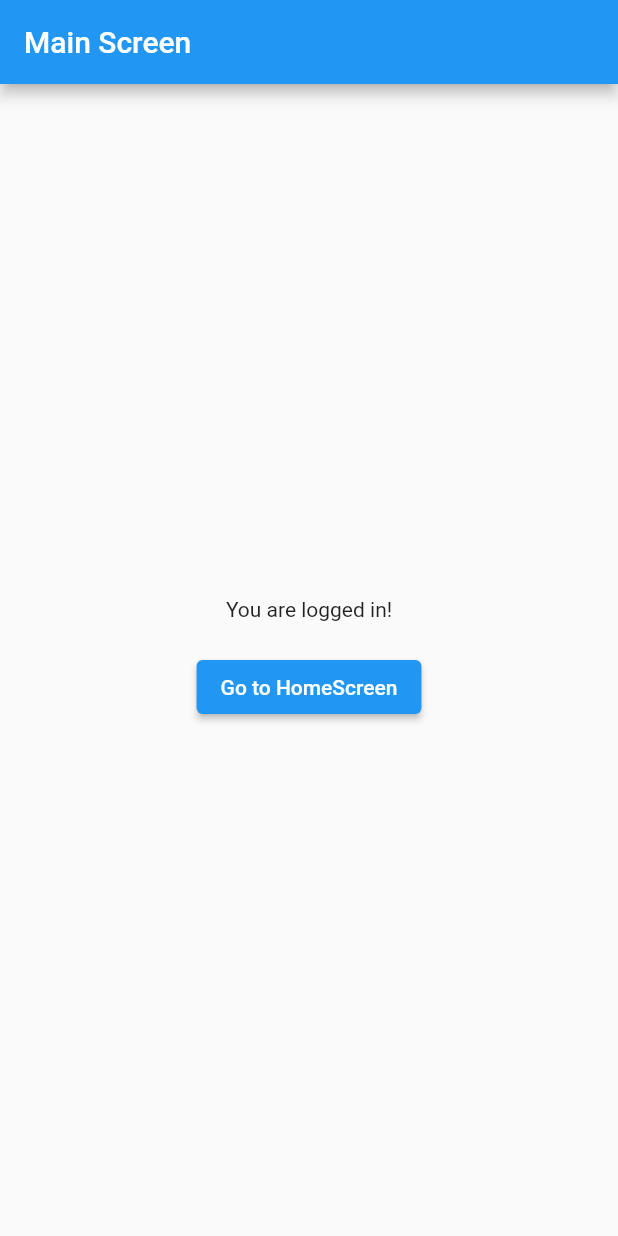
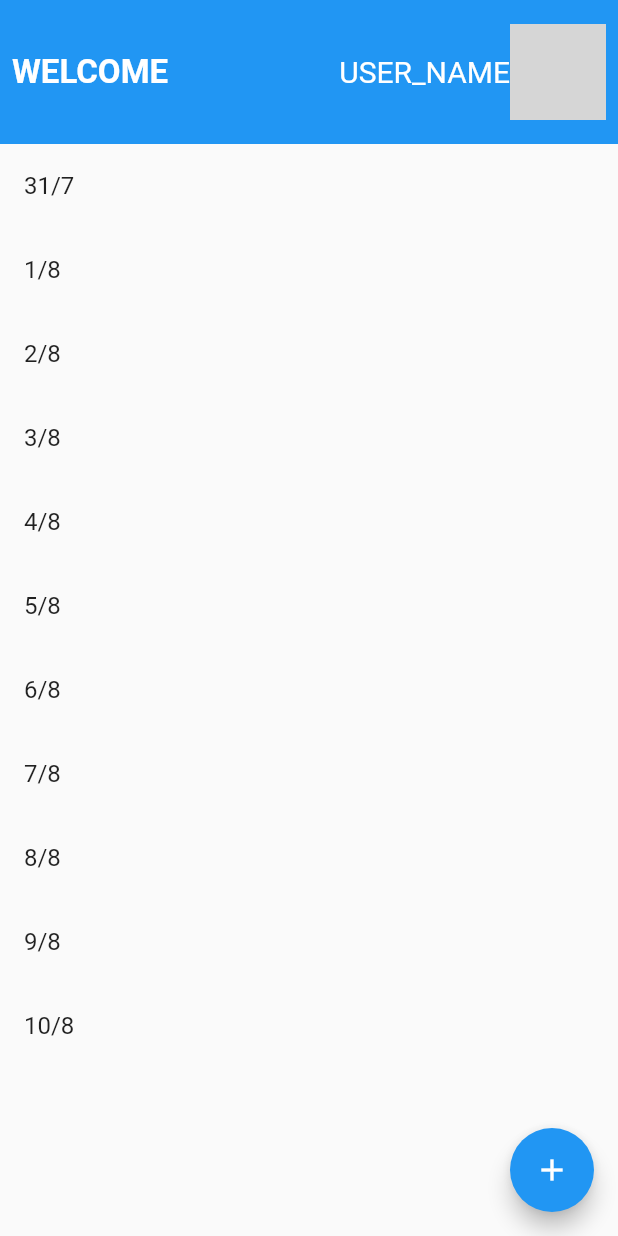
Before and after one commit to mansi104-ai/Karma_final, a Flutter app: the screen it shows after launch, on a phone screen of 412 x 824 dp. Run offline on Flutter 3.47's test engine with Material 2 defaults, Android fonts, the phone set to English and light mode, and no system bars; missing offline and left inert: amplify_auth_cognito, amplify_authenticator, amplify_core, amplify_flutter; network calls fail; grey boxes are pictures that could not be loaded.

```diff
--- a/karma_app/lib/main.dart
+++ b/karma_app/lib/main.dart
@@ -2,7 +2,7 @@ import 'package:amplify_auth_cognito/amplify_auth_cognito.dart';
 import 'package:amplify_authenticator/amplify_authenticator.dart';
 import 'package:amplify_flutter/amplify_flutter.dart';
 import 'package:flutter/material.dart';
-import 'home.dart'; // Import the home.dart file
+ // Import the home.dart file
 // main.dart
 import 'amplifyconfiguration.dart';
 
@@ -34,41 +34,143 @@ class _MyAppState extends State<MyApp> {
     }
   }
 
+  final String userName = "USER_NAME"; // Replace with the user's name
+  final String avatarImageURL =
+      "https://example.com/avatar.jpg"; // Replace with the actual URL
+
+  final List<String> dates = List.generate(11, (index) {
+    DateTime date = DateTime.now().add(Duration(days: index));
+    return "${date.day}/${date.month}";
+  });
+
+  List<String> todos = []; // Initialize todos as an empty list
   // Function to navigate to the HomeScreen
-
-  void _goToHomeScreen() {
-  Navigator.pushNamed(context, '/home');
-}
 
   @override
   Widget build(BuildContext context) {
     return Authenticator(
       child: MaterialApp(
         builder: Authenticator.builder(),
-        routes: {
-        '/': (context) => MyApp(), // The default route (home)
-        '/home': (context) => Home(username: 'Gopal Verma'), // Named route for Home widget
-      },
+
         home: Scaffold(
-          appBar: AppBar(
-            title: Text('Main Screen'),
+          body: Column(
+        crossAxisAlignment: CrossAxisAlignment.stretch,
+        children: [
+          // Navigation Bar
+          Container(
+            padding: EdgeInsets.symmetric(vertical: 16.0, horizontal: 8.0),
+            color: Colors.blue,
+            child: Row(
+              children: [
+                // Welcome Text
+                Text(
+                  "WELCOME",
+                  style: TextStyle(
+                    color: Colors.white,
+                    fontSize: 22.0,
+                    fontWeight: FontWeight.bold,
+                  ),
+                ),
+                // Spacer to push the Avatar to the right
+                Spacer(),
+                // User Name
+                Text(
+                  userName,
+                  style: TextStyle(
+                    color: Colors.white,
+                    fontSize: 20.0,
+                  ),
+                ),
+                // Avatar
+                CircleAvatar(
+                  radius: 32.0,
+                  backgroundImage: NetworkImage(avatarImageURL), // Load image from URL
+                ),
+              ],
+            ),
           ),
-          body: Center(
-            child: Column(
-              mainAxisAlignment: MainAxisAlignment.center,
-              children: [
-                Text('You are logged in!'),
-                SizedBox(height: 20),
-                ElevatedButton(
-                onPressed: () => Navigator.pushNamed(context, '/home'), // Navigate to /home named route
-                child: Text('Go to HomeScreen'),
-              )
-              ]
-                ),
-
+          // Add other widgets for the main content of the home screen below
+          // ...
+          Expanded(
+            child: ListView.builder(
+              itemCount: dates.length,
+              itemBuilder: (context, index) {
+                final date = dates[index];
+                return ListTile(
+                  title: Text(date),
+                  onTap: () {
+                    _showTodoModal(context, date);
+                  },
+                );
+              },
             ),
+          ),
+        ],
+      ),
+      floatingActionButton: FloatingActionButton(
+        onPressed: () {
+          _showTodoModal(context, "Add New Todo");
+        },
+        child: Icon(Icons.add),
+      ),
           ),
         ),
       );
   }
+
+
+void _showTodoModal(BuildContext context, String selectedDate) {
+    final _todoController = TextEditingController();
+
+    showModalBottomSheet(
+      context: context,
+      builder: (context) {
+        return Container(
+          padding: EdgeInsets.all(16.0),
+          child: Column(
+            crossAxisAlignment: CrossAxisAlignment.stretch,
+            children: [
+              Text(
+                "Todo List for $selectedDate",
+                style: TextStyle(
+                  fontSize: 20.0,
+                  fontWeight: FontWeight.bold,
+                ),
+              ),
+              SizedBox(height: 16.0),
+              TextField(
+                controller: _todoController,
+                decoration: InputDecoration(
+                  hintText: "Type your todo...",
+                  border: OutlineInputBorder(),
+                ),
+              ),
+              SizedBox(height: 16.0),
+              ElevatedButton(
+                onPressed: () {
+                  if (_todoController.text.isNotEmpty) {
+                    // Add the todo to the list
+                    setState(() {
+                      todos.add(_todoController.text);
+                    });
+
+                    // Clear the text field after adding the todo
+                    _todoController.clear();
+                  }
+                },
+                child: Text("Add Todo"),
+              ),
+              SizedBox(height: 16.0),
+              // Display todos below the button
+              if (todos.isNotEmpty)
+                Column(
+                  crossAxisAlignment: CrossAxisAlignment.stretch,
+                  children: todos.map((todo) => Text(todo)).toList(),
+                ),
+            ],
+          ),
+        );
+      },
+    );
+  }
 }
```
